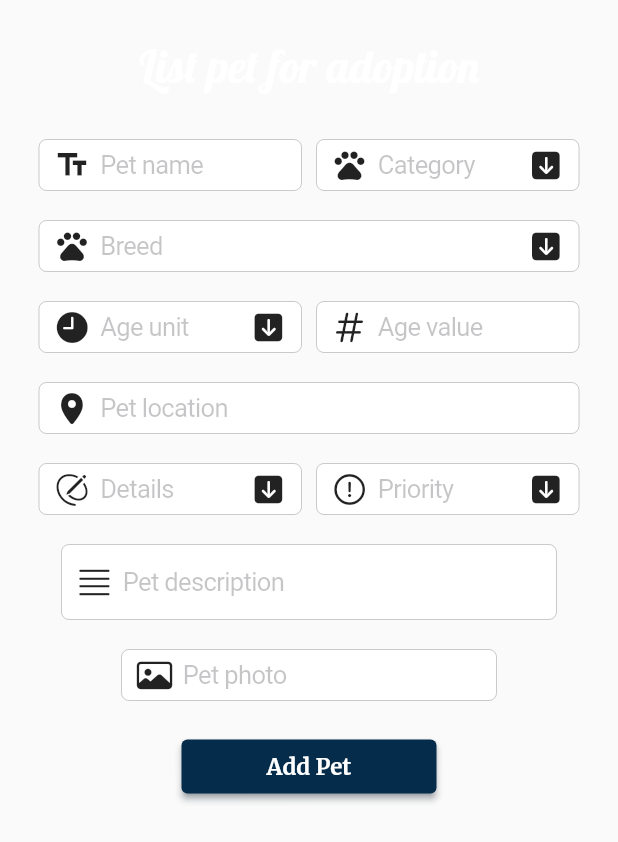
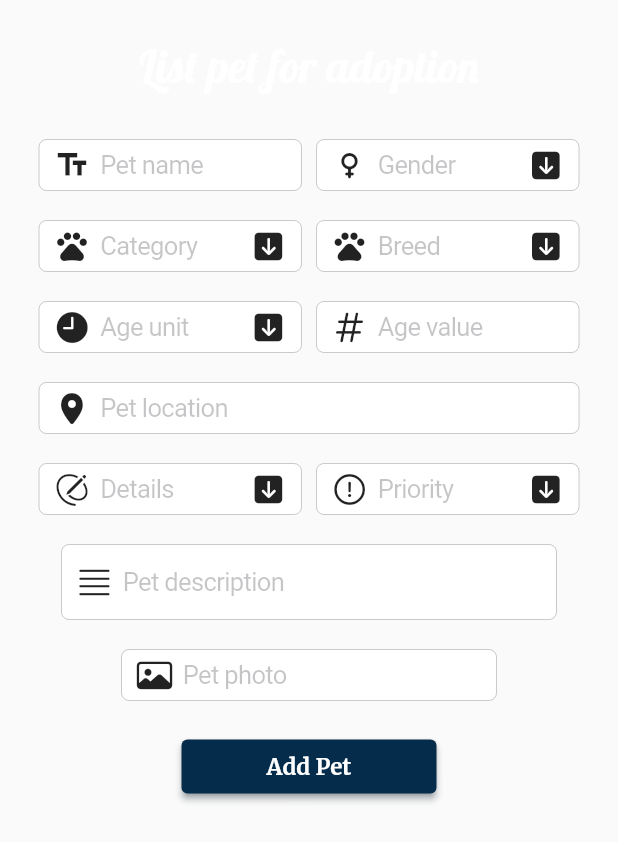
Before and after one commit to mariabrinzila/FurHouse-App, a Flutter app: the AddPetTab widget shown alone on an empty page, opened directly, on a phone screen of 412 x 824 dp. Shown: the top 842 px of the screen. Run offline on Flutter 3.47's test engine with Material 2 defaults, Android fonts, the phone set to English and light mode, and no system bars; our stand-ins replace email_validator, firebase_auth, firebase_core, firebase_database, firebase_storage, geocoding and 3 more; missing offline and left inert: chaleno; accounts and stored records are empty.

Commit message:
UPDATE furhouse_app

```diff
--- a/furhouse_app/lib/common/constants/picker_values.dart
+++ b/furhouse_app/lib/common/constants/picker_values.dart
@@ -1,3 +1,8 @@
+const genderValues = [
+  'Male',
+  'Female',
+];
+
 const categoryValues = [
   'Cat',
   'Dog',
--- a/furhouse_app/lib/models/petVM.dart
+++ b/furhouse_app/lib/models/petVM.dart
@@ -1,5 +1,6 @@
 class PetVM {
   final String name;
+  final String gender;
   final String category;
   final String breed;
   final String ageUnit;
@@ -13,6 +14,7 @@ class PetVM {
 
   PetVM({
     required this.name,
+    required this.gender,
     required this.category,
     required this.breed,
     required this.ageUnit,
--- a/furhouse_app/lib/screens/home/add_pet_tab.dart
+++ b/furhouse_app/lib/screens/home/add_pet_tab.dart
@@ -3,7 +3,8 @@ import 'package:flutter/cupertino.dart';
 import 'package:google_fonts/google_fonts.dart';
 import 'package:flutter/services.dart';
 
-import 'package:furhouse_app/screens/home/home.dart';
+import 'package:furhouse_app/screens/pet/pet-page-theme.dart';
+import 'package:furhouse_app/screens/pet/pet_page.dart';
 
 import 'package:furhouse_app/common/widget_templates/cupertino_text_field_prefix_icon.dart';
 import 'package:furhouse_app/common/widget_templates/cupertino_text_field_suffix_icon.dart';
@@ -23,6 +24,7 @@ import 'package:furhouse_app/services/pets.dart';
 
 class AddPetTab extends StatefulWidget {
   final TextEditingController _nameController = TextEditingController();
+  final TextEditingController _genderController = TextEditingController();
   final TextEditingController _categoryController = TextEditingController();
   final TextEditingController _breedController = TextEditingController();
   final TextEditingController _ageUnitController = TextEditingController();
@@ -99,6 +101,10 @@ class _AddPetTabState extends State<AddPetTab> {
       return;
     }
 
+    if (nonEmptyField(widget._genderController.text, 'gender', context)) {
+      return;
+    }
+
     if (nonEmptyField(widget._categoryController.text, 'category', context)) {
       return;
     }
@@ -137,6 +143,7 @@ class _AddPetTabState extends State<AddPetTab> {
 
     PetVM pet = PetVM(
       name: widget._nameController.text,
+      gender: widget._genderController.text,
       category: widget._categoryController.text,
       breed: widget._breedController.text,
       ageUnit: widget._ageUnitController.text,
@@ -153,7 +160,7 @@ class _AddPetTabState extends State<AddPetTab> {
 
     if (message == 'Success') {
       if (context.mounted) {
-        _navigateToHome(context);
+        _navigateToPetPage(context);
       }
     } else {
       if (context.mounted) {
@@ -162,11 +169,13 @@ class _AddPetTabState extends State<AddPetTab> {
     }
   }
 
-  void _navigateToHome(BuildContext context) {
+  void _navigateToPetPage(BuildContext context) {
     Navigator.push(
       context,
       MaterialPageRoute(
-        builder: (context) => const Home(),
+        builder: (context) => const PetPageTheme(
+          childWidget: PetPage(),
+        ),
       ),
     );
   }
@@ -218,6 +227,29 @@ class _AddPetTabState extends State<AddPetTab> {
                   SizedBox(
                     width: 175,
                     child: CupertinoTextFieldDropdown(
+                      dropdownHeight: 100,
+                      placeholderText: 'Gender',
+                      textFieldController: widget._genderController,
+                      prefixIcon: const CupertinoTextFieldPrefixIcon(
+                        icon: Icon(
+                          Icons.female_rounded,
+                        ),
+                      ),
+                      suffixIcon: suffixIcon,
+                      pickerValues: genderValues,
+                    ),
+                  ),
+                ],
+              ),
+              const SizedBox(
+                height: 20,
+              ),
+              Row(
+                mainAxisAlignment: MainAxisAlignment.center,
+                children: [
+                  SizedBox(
+                    width: 175,
+                    child: CupertinoTextFieldDropdown(
                       dropdownHeight: 150,
                       placeholderText: 'Category',
                       textFieldController: widget._categoryController,
@@ -226,21 +258,21 @@ class _AddPetTabState extends State<AddPetTab> {
                       pickerValues: categoryValues,
                     ),
                   ),
-                ],
-              ),
                   const SizedBox(
-                height: 20,
+                    width: 10,
                   ),
                   SizedBox(
-                width: 360,
+                    width: 175,
                     child: CupertinoTextFieldDropdown(
-                  dropdownHeight: 200,
+                      dropdownHeight: 150,
                       placeholderText: 'Breed',
                       textFieldController: widget._breedController,
                       prefixIcon: prefixIcon,
                       suffixIcon: suffixIcon,
                       pickerValues: breedPickerValues,
                     ),
+                  ),
+                ],
               ),
               const SizedBox(
                 height: 20,
--- a/furhouse_app/lib/services/pets.dart
+++ b/furhouse_app/lib/services/pets.dart
@@ -14,6 +14,7 @@ class Pets {
       // add pet in the pets collection
       await databaseRef.push().set({
         "name": pet.name,
+        "gender": pet.gender,
         "cateogory": pet.category,
         "breed": pet.breed,
         "ageUnit": pet.ageUnit,
--- a/furhouse_app/pubspec.yaml
+++ b/furhouse_app/pubspec.yaml
@@ -73,6 +73,7 @@ flutter:
   assets:
     - assets/images/Logo.png
     - assets/images/Logo2.png
+    - assets/images/cat.jpg
 
   # An image asset can refer to one or more resolution-specific "variants", see
   # https://flutter.dev/assets-and-images/#resolution-aware
```
Also changed, not shown: furhouse_app/lib/common/widget_templates/pet-information-container.dart (added, +40 -0 lines), furhouse_app/lib/screens/pet/pet-page-theme.dart (added, +58 -0 lines), furhouse_app/lib/screens/pet/pet_page.dart (added, +189 -0 lines), furhouse_app/assets/images/cat.jpg (added). Lines whose indentation alone changed are shown as unchanged.
